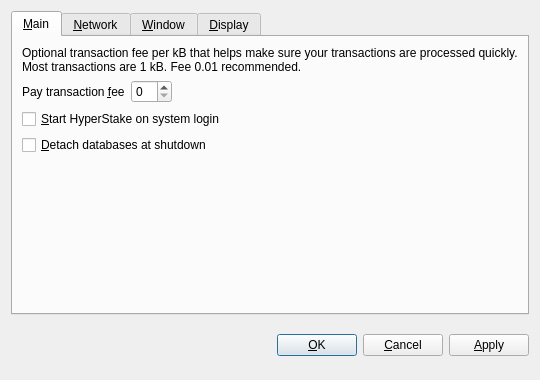
Before: the Qt Designer form src/qt/forms/optionsdialog.ui in eatthetree3/Crypton, drawn with Qt 5.
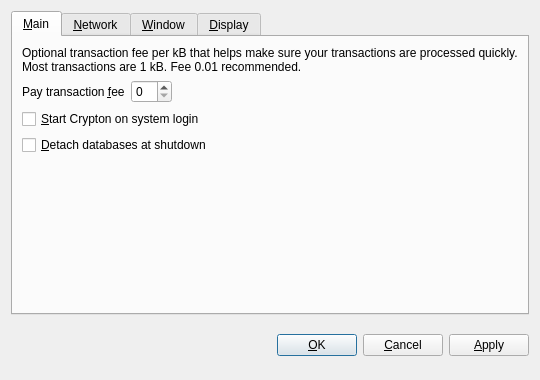
After: the same form once the commit is applied. Custom widgets are drawn as their Qt base class.

The edit to the form file:
```diff
--- a/src/qt/forms/optionsdialog.ui
+++ b/src/qt/forms/optionsdialog.ui
@@ -82,7 +82,7 @@
           <string>Automatically start HyperStake after logging in to the system.</string>
          </property>
          <property name="text">
-          <string>&amp;Start HyperStake on system login</string>
+          <string>&amp;Start Crypton on system login</string>
          </property>
         </widget>
        </item>
```
Left out of the diff: 10 changed lines with no effect on the pictures.
